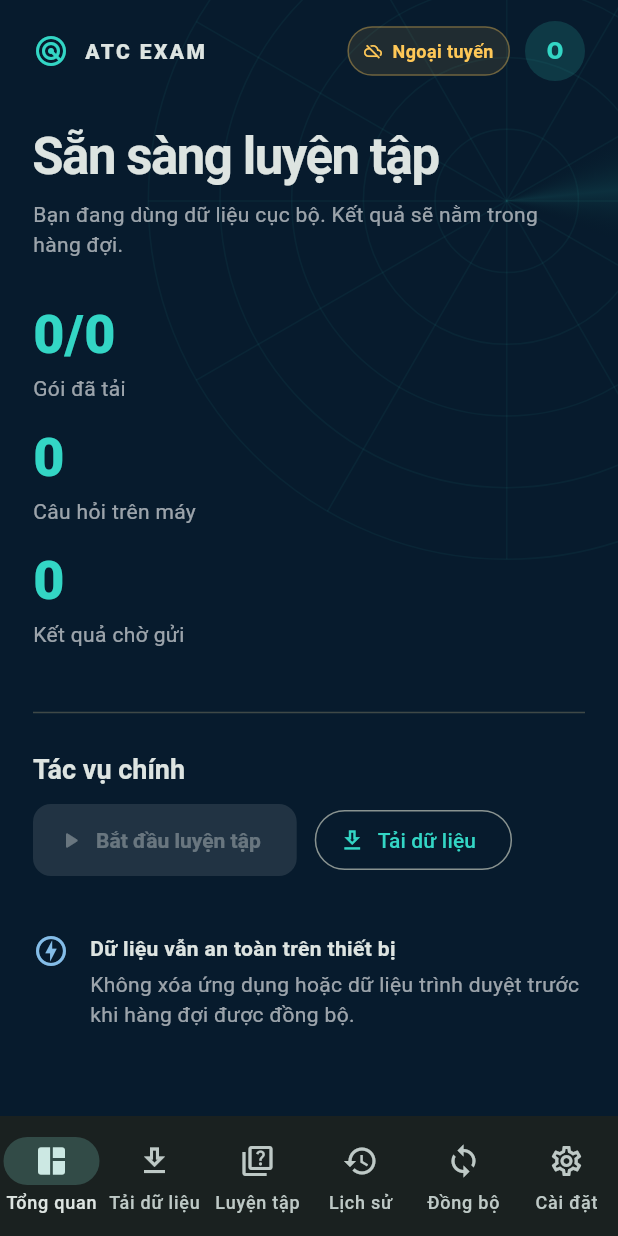
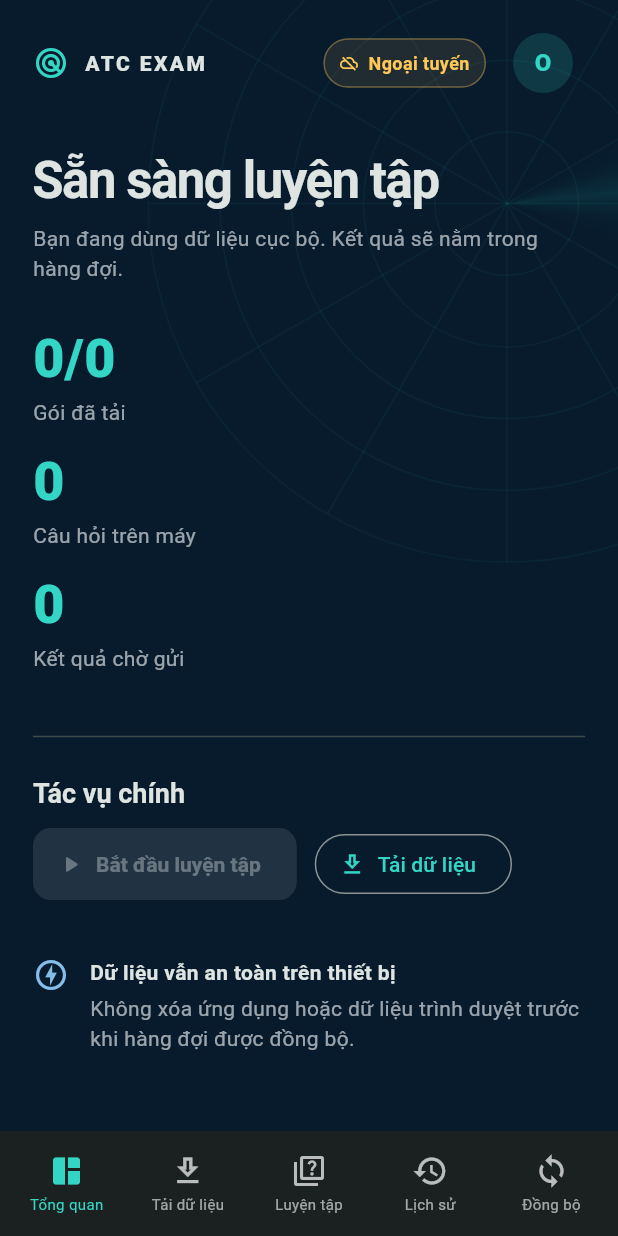
Before and after one commit to locdeptrai-cmd/-NG-D-NG-THI-N-NG-NH, a Flutter app: the WorkspaceShell screen opened directly, on a phone screen of 412 x 824 dp. Run offline on Flutter 3.47's test engine with Material 3 defaults, Android fonts, the phone set to English and light mode, and no system bars; our stand-ins replace connectivity_plus, dio, drift, drift_flutter, flutter_riverpod, flutter_secure_storage and 1 more; accounts and stored records are empty; generated files the repository leaves out were written again; network calls fail.

Commit message:
Refactor code structure for improved readability and maintainability

```diff
--- a/offline/mobile_flutter/lib/features/shell/workspace_shell.dart
+++ b/offline/mobile_flutter/lib/features/shell/workspace_shell.dart
@@ -58,7 +58,10 @@ class _WorkspaceShellState extends ConsumerState<WorkspaceShell> {
               final desktop = constraints.maxWidth >= 900;
               final content = Column(
                 children: [
-                  _WorkspaceHeader(state: state),
+                  _WorkspaceHeader(
+                    state: state,
+                    onSettings: () => setState(() => index = 5),
+                  ),
                   Expanded(
                     child: AnimatedSwitcher(
                       duration: const Duration(milliseconds: 260),
@@ -118,27 +121,81 @@ class _WorkspaceShellState extends ConsumerState<WorkspaceShell> {
         ),
       ),
       bottomNavigationBar: MediaQuery.sizeOf(context).width < 900
-          ? NavigationBar(
+          ? _MobileNavigation(
               selectedIndex: index,
-              onDestinationSelected: (value) => setState(() => index = value),
-              destinations: [
-                for (final item in destinations)
-                  NavigationDestination(
-                    icon: Icon(item.$1),
-                    selectedIcon: Icon(item.$2),
-                    label: item.$3,
-                  ),
-              ],
+              destinations: destinations.take(5).toList(),
+              onSelected: (value) => setState(() => index = value),
             )
           : null,
     );
   }
 }
 
+class _MobileNavigation extends StatelessWidget {
+  const _MobileNavigation({
+    required this.selectedIndex,
+    required this.destinations,
+    required this.onSelected,
+  });
+
+  final int selectedIndex;
+  final List<(IconData, IconData, String)> destinations;
+  final ValueChanged<int> onSelected;
+
+  @override
+  Widget build(BuildContext context) {
+    return BottomAppBar(
+      height: 70,
+      padding: const EdgeInsets.symmetric(horizontal: 4),
+      child: Row(
+        children: [
+          for (var index = 0; index < destinations.length; index++)
+            Expanded(
+              child: InkWell(
+                onTap: () => onSelected(index),
+                borderRadius: BorderRadius.circular(14),
+                child: Padding(
+                  padding: const EdgeInsets.symmetric(vertical: 7),
+                  child: Column(
+                    mainAxisSize: MainAxisSize.min,
+                    children: [
+                      Icon(
+                        selectedIndex == index
+                            ? destinations[index].$2
+                            : destinations[index].$1,
+                        color:
+                            selectedIndex == index ? atcCyan : Colors.white70,
+                      ),
+                      const SizedBox(height: 3),
+                      Text(
+                        destinations[index].$3,
+                        maxLines: 1,
+                        overflow: TextOverflow.fade,
+                        style: TextStyle(
+                          fontSize: 10,
+                          color:
+                              selectedIndex == index ? atcCyan : Colors.white60,
+                        ),
+                      ),
+                    ],
+                  ),
+                ),
+              ),
+            ),
+        ],
+      ),
+    );
+  }
+}
+
 class _WorkspaceHeader extends ConsumerWidget {
-  const _WorkspaceHeader({required this.state});
+  const _WorkspaceHeader({
+    required this.state,
+    required this.onSettings,
+  });
 
   final AppState state;
+  final VoidCallback onSettings;
 
   @override
   Widget build(BuildContext context, WidgetRef ref) {
@@ -174,12 +231,18 @@ class _WorkspaceHeader extends ConsumerWidget {
             ),
           ],
           const SizedBox(width: 10),
-          CircleAvatar(
-            backgroundColor: atcCyan.withValues(alpha: 0.16),
-            child: Text(
-              (state.user?.displayName ?? 'O').substring(0, 1).toUpperCase(),
-              style:
-                  const TextStyle(color: atcCyan, fontWeight: FontWeight.w800),
+          IconButton(
+            onPressed: onSettings,
+            tooltip: 'Cài đặt và tài khoản',
+            icon: CircleAvatar(
+              backgroundColor: atcCyan.withValues(alpha: 0.16),
+              child: Text(
+                (state.user?.displayName ?? 'O').substring(0, 1).toUpperCase(),
+                style: const TextStyle(
+                  color: atcCyan,
+                  fontWeight: FontWeight.w800,
+                ),
+              ),
             ),
           ),
         ],
--- a/offline/mobile_flutter/pubspec.yaml
+++ b/offline/mobile_flutter/pubspec.yaml
@@ -32,5 +32,3 @@ dev_dependencies:
 
 flutter:
   uses-material-design: true
-  assets:
-    - assets/questions.json
```
Also changed, not shown: output/playwright/pwa-smoke/.playwright-cli/page-2026-07-29T13-34-53-382Z.png (added), output/playwright/pwa-smoke/.playwright-cli/page-2026-07-29T13-35-27-199Z.png (added), 4 other files.
